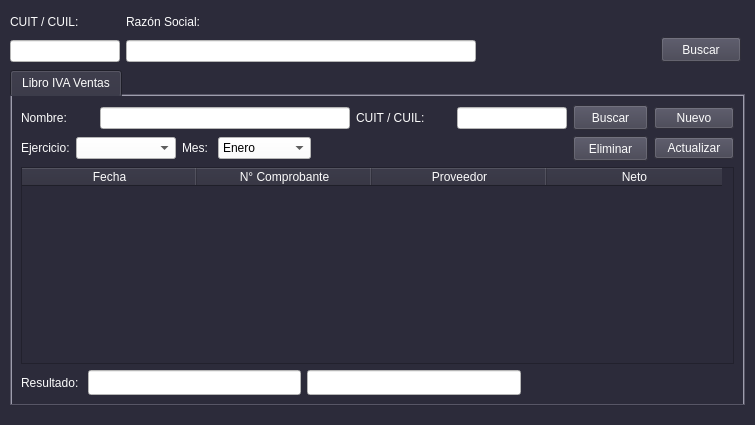
Qt form form_libro_iva_ventas.ui (lriccombene/sgc1) before a commit.
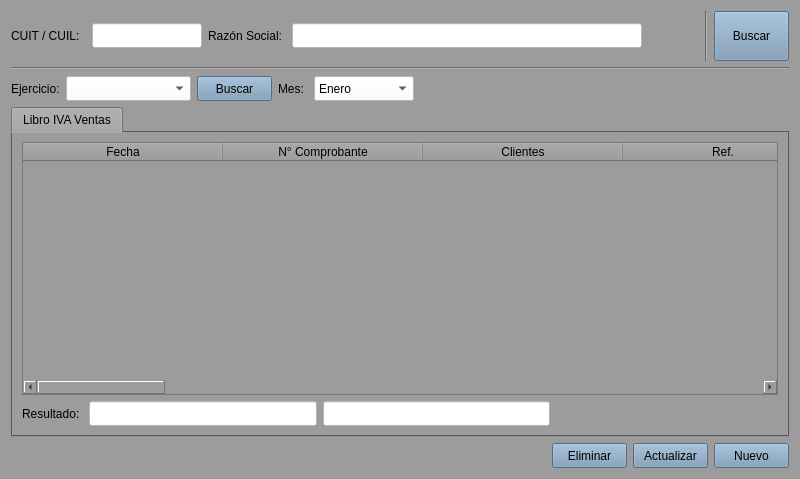
The same form after that commit.

Patch:
```diff
--- a/form_libro_iva_ventas.ui
+++ b/form_libro_iva_ventas.ui
@@ -6,122 +6,166 @@
    <rect>
     <x>0</x>
     <y>0</y>
-    <width>755</width>
-    <height>425</height>
+    <width>800</width>
+    <height>479</height>
    </rect>
   </property>
+  <property name="minimumSize">
+   <size>
+    <width>800</width>
+    <height>0</height>
+   </size>
+  </property>
+  <property name="maximumSize">
+   <size>
+    <width>800</width>
+    <height>16777215</height>
+   </size>
+  </property>
   <property name="windowTitle">
    <string>Libro IVA Ventas</string>
   </property>
   <property name="styleSheet">
-   <string notr="true">color: rgb(3, 3, 3);
-background-color: rgb(44, 43, 58);
-font: 10pt &quot;Liberation Sans&quot;;
-color: rgb(252, 252, 252);
-selection-background-color: rgb(155, 155, 185);</string>
-  </property>
-  <widget class="QTabWidget" name="tabWidget">
-   <property name="geometry">
-    <rect>
-     <x>10</x>
-     <y>70</y>
-     <width>735</width>
-     <height>336</height>
-    </rect>
-   </property>
-   <property name="styleSheet">
-    <string notr="true">QTabWidget{
-background-color: rgb(123, 121, 143);
-}
-QLineEdit {
-background-color: rgb(255, 255, 255);
+   <string notr="true">font: 10pt &quot;Liberation Sans&quot;;
 color: rgb(0, 0, 0);
-}
-QComboBox{
-background-color: rgb(255, 255, 255);
-color: rgb(0, 0, 0);
-}</string>
-   </property>
-   <property name="currentIndex">
-    <number>0</number>
-   </property>
-   <widget class="QWidget" name="tab">
-    <attribute name="title">
-     <string>Libro IVA Ventas</string>
-    </attribute>
-    <layout class="QGridLayout" name="gridLayout">
+background-color: rgb(156, 156, 156);
+selection-background-color: rgb(164, 190, 221);
+selection-color: rgb(0, 0, 0);</string>
+  </property>
+  <layout class="QGridLayout" name="gridLayout_2">
      <item row="0" column="0">
-      <layout class="QHBoxLayout" name="horizontalLayout_3">
+    <layout class="QHBoxLayout" name="horizontalLayout_7">
        <item>
-        <layout class="QVBoxLayout" name="verticalLayout_5">
+      <layout class="QHBoxLayout" name="horizontalLayout_5">
          <item>
+        <widget class="QLabel" name="label_15">
+         <property name="minimumSize">
+          <size>
+           <width>75</width>
+           <height>0</height>
+          </size>
+         </property>
+         <property name="maximumSize">
+          <size>
+           <width>75</width>
+           <height>16777215</height>
+          </size>
+         </property>
+         <property name="text">
+          <string>CUIT / CUIL: </string>
+         </property>
+        </widget>
+       </item>
+       <item>
+        <widget class="QLineEdit" name="lne_cuit">
+         <property name="minimumSize">
+          <size>
+           <width>110</width>
+           <height>25</height>
+          </size>
+         </property>
+         <property name="maximumSize">
+          <size>
+           <width>110</width>
+           <height>25</height>
+          </size>
+         </property>
+         <property name="styleSheet">
+          <string notr="true">background-color: rgb(255, 255, 255);
+color: rgb(0, 0, 0);</string>
+         </property>
+         <property name="text">
+          <string/>
+         </property>
+        </widget>
+       </item>
+      </layout>
+     </item>
+     <item>
+      <layout class="QHBoxLayout" name="horizontalLayout_6">
+       <item>
+        <widget class="QLabel" name="label_16">
+         <property name="text">
+          <string>Razón Social: </string>
+         </property>
+        </widget>
+       </item>
+       <item>
+        <widget class="QLineEdit" name="lne_razon_social">
+         <property name="minimumSize">
+          <size>
+           <width>350</width>
+           <height>25</height>
+          </size>
+         </property>
+         <property name="maximumSize">
+          <size>
+           <width>350</width>
+           <height>25</height>
+          </size>
+         </property>
+         <property name="styleSheet">
+          <string notr="true">background-color: rgb(255, 255, 255);
+color: rgb(0, 0, 0);</string>
+         </property>
+        </widget>
+       </item>
+       <item>
+        <spacer name="horizontalSpacer_2">
+         <property name="orientation">
+          <enum>Qt::Horizontal</enum>
+         </property>
+         <property name="sizeHint" stdset="0">
+          <size>
+           <width>40</width>
+           <height>20</height>
+          </size>
+         </property>
+        </spacer>
+       </item>
+      </layout>
+     </item>
+     <item>
+      <widget class="Line" name="line">
+       <property name="orientation">
+        <enum>Qt::Vertical</enum>
+       </property>
+      </widget>
+     </item>
+     <item>
+      <widget class="QPushButton" name="btn_buscar">
+       <property name="minimumSize">
+        <size>
+         <width>75</width>
+         <height>50</height>
+        </size>
+       </property>
+       <property name="maximumSize">
+        <size>
+         <width>75</width>
+         <height>50</height>
+        </size>
+       </property>
+       <property name="styleSheet">
+        <string notr="true">background-color: rgb(119, 149, 177);</string>
+       </property>
+       <property name="text">
+        <string>Buscar</string>
+       </property>
+      </widget>
+     </item>
+    </layout>
+   </item>
+   <item row="1" column="0">
+    <widget class="Line" name="line_2">
+     <property name="orientation">
+      <enum>Qt::Horizontal</enum>
+     </property>
+    </widget>
+   </item>
+   <item row="2" column="0">
           <layout class="QHBoxLayout" name="horizontalLayout">
            <item>
-            <widget class="QLabel" name="label">
-             <property name="text">
-              <string>Nombre: </string>
-             </property>
-            </widget>
-           </item>
-           <item>
-            <widget class="QLineEdit" name="lne_nombre">
-             <property name="minimumSize">
-              <size>
-               <width>250</width>
-               <height>0</height>
-              </size>
-             </property>
-             <property name="maximumSize">
-              <size>
-               <width>250</width>
-               <height>16777215</height>
-              </size>
-             </property>
-            </widget>
-           </item>
-           <item>
-            <widget class="QLabel" name="label_2">
-             <property name="minimumSize">
-              <size>
-               <width>95</width>
-               <height>0</height>
-              </size>
-             </property>
-             <property name="maximumSize">
-              <size>
-               <width>95</width>
-               <height>16777215</height>
-              </size>
-             </property>
-             <property name="text">
-              <string>CUIT / CUIL:</string>
-             </property>
-            </widget>
-           </item>
-           <item>
-            <widget class="QLineEdit" name="lne_cuit_compras">
-             <property name="minimumSize">
-              <size>
-               <width>110</width>
-               <height>0</height>
-              </size>
-             </property>
-             <property name="maximumSize">
-              <size>
-               <width>110</width>
-               <height>16777215</height>
-              </size>
-             </property>
-             <property name="text">
-              <string/>
-             </property>
-            </widget>
-           </item>
-          </layout>
-         </item>
-         <item>
-          <layout class="QHBoxLayout" name="horizontalLayout_2">
-           <item>
             <widget class="QLabel" name="label_5">
              <property name="text">
               <string>Ejercicio:</string>
@@ -132,15 +176,40 @@
             <widget class="QComboBox" name="cbx_ejercicio">
              <property name="minimumSize">
               <size>
-               <width>100</width>
-               <height>0</height>
+         <width>125</width>
+         <height>25</height>
               </size>
              </property>
              <property name="maximumSize">
               <size>
-               <width>100</width>
-               <height>16777215</height>
-              </size>
+         <width>125</width>
+         <height>25</height>
+        </size>
+       </property>
+       <property name="styleSheet">
+        <string notr="true">background-color: rgb(255, 255, 255);</string>
+       </property>
+      </widget>
+     </item>
+     <item>
+      <widget class="QPushButton" name="btn_buscar_compra">
+       <property name="minimumSize">
+        <size>
+         <width>75</width>
+         <height>25</height>
+        </size>
+       </property>
+       <property name="maximumSize">
+        <size>
+         <width>50</width>
+         <height>25</height>
+        </size>
+       </property>
+       <property name="styleSheet">
+        <string notr="true">background-color: rgb(119, 149, 177);</string>
+       </property>
+       <property name="text">
+        <string>Buscar</string>
              </property>
             </widget>
            </item>
@@ -153,6 +222,21 @@
            </item>
            <item>
             <widget class="QComboBox" name="cbx_mes">
+       <property name="minimumSize">
+        <size>
+         <width>100</width>
+         <height>25</height>
+        </size>
+       </property>
+       <property name="maximumSize">
+        <size>
+         <width>100</width>
+         <height>25</height>
+        </size>
+       </property>
+       <property name="styleSheet">
+        <string notr="true">background-color: rgb(255, 255, 255);</string>
+       </property>
              <item>
               <property name="text">
                <string>Enero</string>
@@ -230,113 +314,247 @@
            </item>
           </layout>
          </item>
-        </layout>
-       </item>
-       <item>
-        <layout class="QVBoxLayout" name="verticalLayout_4">
-         <item>
-          <widget class="QPushButton" name="btn_buscar_compra">
-           <property name="minimumSize">
-            <size>
-             <width>75</width>
-             <height>25</height>
-            </size>
-           </property>
-           <property name="maximumSize">
-            <size>
-             <width>50</width>
-             <height>25</height>
-            </size>
-           </property>
+   <item row="3" column="0">
+    <widget class="QTabWidget" name="tabWidget">
            <property name="styleSheet">
-            <string notr="true">background-color: rgb(64, 63, 78);</string>
-           </property>
-           <property name="text">
-            <string>Buscar</string>
-           </property>
-          </widget>
-         </item>
-         <item>
-          <widget class="QPushButton" name="btn_eliminar">
-           <property name="minimumSize">
-            <size>
-             <width>75</width>
-             <height>25</height>
-            </size>
-           </property>
-           <property name="maximumSize">
-            <size>
-             <width>75</width>
-             <height>25</height>
-            </size>
-           </property>
-           <property name="styleSheet">
-            <string notr="true">background-color: rgb(64, 63, 78);</string>
-           </property>
-           <property name="text">
-            <string>Eliminar</string>
-           </property>
-          </widget>
-         </item>
-        </layout>
-       </item>
-       <item>
-        <layout class="QVBoxLayout" name="verticalLayout">
-         <item>
-          <widget class="QPushButton" name="btn_nuevo">
-           <property name="styleSheet">
-            <string notr="true">background-color: rgb(64, 63, 78);</string>
-           </property>
-           <property name="text">
-            <string>Nuevo</string>
-           </property>
-          </widget>
-         </item>
-         <item>
-          <widget class="QPushButton" name="btn_modificar">
-           <property name="styleSheet">
-            <string notr="true">background-color: rgb(64, 63, 78);</string>
-           </property>
-           <property name="text">
-            <string>Actualizar</string>
-           </property>
-          </widget>
-         </item>
-        </layout>
-       </item>
-      </layout>
-     </item>
-     <item row="1" column="0">
+      <string notr="true">QTabWidget{
+background-color: rgb(123, 121, 143);
+}
+QLineEdit {
+background-color: rgb(255, 255, 255);
+color: rgb(0, 0, 0);
+}
+QComboBox{
+background-color: rgb(255, 255, 255);
+color: rgb(0, 0, 0);
+}</string>
+     </property>
+     <property name="currentIndex">
+      <number>0</number>
+     </property>
+     <widget class="QWidget" name="tab">
+      <attribute name="title">
+       <string>Libro IVA Ventas</string>
+      </attribute>
+      <layout class="QGridLayout" name="gridLayout">
+       <item row="0" column="0">
       <widget class="QTableWidget" name="tw_ventas">
+         <property name="styleSheet">
+          <string notr="true">font: 9pt &quot;Liberation Sans&quot;;</string>
+         </property>
        <property name="selectionBehavior">
         <enum>QAbstractItemView::SelectRows</enum>
        </property>
        <attribute name="horizontalHeaderDefaultSectionSize">
-        <number>175</number>
+          <number>200</number>
        </attribute>
        <column>
         <property name="text">
          <string>Fecha</string>
         </property>
+          <property name="background">
+           <color>
+            <red>164</red>
+            <green>192</green>
+            <blue>217</blue>
+           </color>
+          </property>
        </column>
        <column>
         <property name="text">
          <string>N° Comprobante</string>
         </property>
+          <property name="background">
+           <color>
+            <red>164</red>
+            <green>192</green>
+            <blue>217</blue>
+           </color>
+          </property>
+         </column>
+         <column>
+          <property name="text">
+           <string>Clientes</string>
+          </property>
+          <property name="background">
+           <color>
+            <red>164</red>
+            <green>192</green>
+            <blue>217</blue>
+           </color>
+          </property>
+         </column>
+         <column>
+          <property name="text">
+           <string>Ref.</string>
+          </property>
+          <property name="background">
+           <color>
+            <red>164</red>
+            <green>192</green>
+            <blue>217</blue>
+           </color>
+          </property>
        </column>
        <column>
         <property name="text">
          <string>Proveedor</string>
         </property>
+          <property name="background">
+           <color>
+            <red>164</red>
+            <green>192</green>
+            <blue>217</blue>
+           </color>
+          </property>
        </column>
        <column>
         <property name="text">
-         <string>Neto</string>
+           <string>Tipo</string>
+          </property>
+          <property name="background">
+           <color>
+            <red>164</red>
+            <green>192</green>
+            <blue>217</blue>
+           </color>
+          </property>
+         </column>
+         <column>
+          <property name="text">
+           <string>CUIT</string>
+          </property>
+          <property name="background">
+           <color>
+            <red>164</red>
+            <green>192</green>
+            <blue>217</blue>
+           </color>
+          </property>
+         </column>
+         <column>
+          <property name="text">
+           <string>10.5%</string>
+          </property>
+          <property name="background">
+           <color>
+            <red>164</red>
+            <green>192</green>
+            <blue>217</blue>
+           </color>
+          </property>
+         </column>
+         <column>
+          <property name="text">
+           <string>21%</string>
+          </property>
+          <property name="background">
+           <color>
+            <red>164</red>
+            <green>192</green>
+            <blue>217</blue>
+           </color>
+          </property>
+         </column>
+         <column>
+          <property name="text">
+           <string>27%</string>
+          </property>
+          <property name="background">
+           <color>
+            <red>164</red>
+            <green>192</green>
+            <blue>217</blue>
+           </color>
+          </property>
+         </column>
+         <column>
+          <property name="text">
+           <string>IVA</string>
+          </property>
+          <property name="background">
+           <color>
+            <red>164</red>
+            <green>192</green>
+            <blue>217</blue>
+           </color>
+          </property>
+         </column>
+         <column>
+          <property name="text">
+           <string>TOTAL</string>
+          </property>
+          <property name="background">
+           <color>
+            <red>164</red>
+            <green>192</green>
+            <blue>217</blue>
+           </color>
+          </property>
+         </column>
+         <column>
+          <property name="text">
+           <string>RET. IVA</string>
+          </property>
+          <property name="background">
+           <color>
+            <red>164</red>
+            <green>192</green>
+            <blue>217</blue>
+           </color>
+          </property>
+         </column>
+         <column>
+          <property name="text">
+           <string>RET GANANCIAS</string>
+          </property>
+          <property name="background">
+           <color>
+            <red>164</red>
+            <green>192</green>
+            <blue>217</blue>
+           </color>
+          </property>
+         </column>
+         <column>
+          <property name="text">
+           <string>RET IIBB</string>
+          </property>
+          <property name="background">
+           <color>
+            <red>164</red>
+            <green>192</green>
+            <blue>217</blue>
+           </color>
+          </property>
+         </column>
+         <column>
+          <property name="text">
+           <string>TOTAL LÍQUIDO</string>
+          </property>
+          <property name="background">
+           <color>
+            <red>164</red>
+            <green>192</green>
+            <blue>217</blue>
+           </color>
+          </property>
+         </column>
+         <column>
+          <property name="text">
+           <string>ORDEN DE PAGO</string>
+          </property>
+          <property name="background">
+           <color>
+            <red>164</red>
+            <green>192</green>
+            <blue>217</blue>
+           </color>
         </property>
        </column>
       </widget>
      </item>
-     <item row="2" column="0">
+       <item row="1" column="0">
       <layout class="QHBoxLayout" name="horizontalLayout_4">
        <item>
         <widget class="QLabel" name="label_3">
@@ -395,83 +613,11 @@
     </layout>
    </widget>
   </widget>
-  <widget class="QWidget" name="layoutWidget">
-   <property name="geometry">
-    <rect>
-     <x>10</x>
-     <y>10</y>
-     <width>731</width>
-     <height>52</height>
-    </rect>
-   </property>
-   <layout class="QHBoxLayout" name="horizontalLayout_15">
-    <item>
-     <layout class="QVBoxLayout" name="verticalLayout_2">
-      <item>
-       <widget class="QLabel" name="label_15">
-        <property name="text">
-         <string>CUIT / CUIL: </string>
-        </property>
-       </widget>
-      </item>
+   </item>
+   <item row="4" column="0">
+    <layout class="QHBoxLayout" name="horizontalLayout_2">
       <item>
-       <widget class="QLineEdit" name="lne_cuit">
-        <property name="minimumSize">
-         <size>
-          <width>110</width>
-          <height>0</height>
-         </size>
-        </property>
-        <property name="maximumSize">
-         <size>
-          <width>110</width>
-          <height>16777215</height>
-         </size>
-        </property>
-        <property name="styleSheet">
-         <string notr="true">background-color: rgb(255, 255, 255);
-color: rgb(0, 0, 0);</string>
-        </property>
-        <property name="text">
-         <string/>
-        </property>
-       </widget>
-      </item>
-     </layout>
-    </item>
-    <item>
-     <layout class="QVBoxLayout" name="verticalLayout_3">
-      <item>
-       <widget class="QLabel" name="label_16">
-        <property name="text">
-         <string>Razón Social: </string>
-        </property>
-       </widget>
-      </item>
-      <item>
-       <widget class="QLineEdit" name="lne_razon_social">
-        <property name="minimumSize">
-         <size>
-          <width>350</width>
-          <height>0</height>
-         </size>
-        </property>
-        <property name="maximumSize">
-         <size>
-          <width>350</width>
-          <height>16777215</height>
-         </size>
-        </property>
-        <property name="styleSheet">
-         <string notr="true">background-color: rgb(255, 255, 255);
-color: rgb(0, 0, 0);</string>
-        </property>
-       </widget>
-      </item>
-     </layout>
-    </item>
-    <item>
-     <spacer name="horizontalSpacer_12">
+      <spacer name="horizontalSpacer_4">
       <property name="orientation">
        <enum>Qt::Horizontal</enum>
       </property>
@@ -483,30 +629,75 @@
       </property>
      </spacer>
     </item>
-    <item alignment="Qt::AlignBottom">
-     <widget class="QPushButton" name="btn_buscar">
+     <item>
+      <widget class="QPushButton" name="btn_eliminar">
       <property name="minimumSize">
        <size>
-        <width>0</width>
+         <width>75</width>
         <height>25</height>
        </size>
       </property>
       <property name="maximumSize">
        <size>
-        <width>16777215</width>
+         <width>75</width>
         <height>25</height>
        </size>
       </property>
       <property name="styleSheet">
-       <string notr="true">background-color: rgb(64, 63, 78);</string>
+        <string notr="true">background-color: rgb(119, 149, 177);</string>
       </property>
       <property name="text">
-       <string>Buscar</string>
+        <string>Eliminar</string>
       </property>
      </widget>
     </item>
-   </layout>
-  </widget>
+     <item>
+      <widget class="QPushButton" name="btn_modificar">
+       <property name="minimumSize">
+        <size>
+         <width>75</width>
+         <height>25</height>
+        </size>
+       </property>
+       <property name="maximumSize">
+        <size>
+         <width>75</width>
+         <height>25</height>
+        </size>
+       </property>
+       <property name="styleSheet">
+        <string notr="true">background-color: rgb(119, 149, 177);</string>
+       </property>
+       <property name="text">
+        <string>Actualizar</string>
+       </property>
+      </widget>
+     </item>
+     <item alignment="Qt::AlignRight">
+      <widget class="QPushButton" name="btn_nuevo">
+       <property name="minimumSize">
+        <size>
+         <width>75</width>
+         <height>25</height>
+        </size>
+       </property>
+       <property name="maximumSize">
+        <size>
+         <width>75</width>
+         <height>25</height>
+        </size>
+       </property>
+       <property name="styleSheet">
+        <string notr="true">background-color: rgb(119, 149, 177);</string>
+       </property>
+       <property name="text">
+        <string>Nuevo</string>
+       </property>
+      </widget>
+     </item>
+    </layout>
+   </item>
+  </layout>
  </widget>
  <tabstops>
   <tabstop>lne_cuit</tabstop>
```
Left out of the diff: 6 changed lines with no effect on the pictures. Lines whose indentation alone changed are shown as unchanged.
